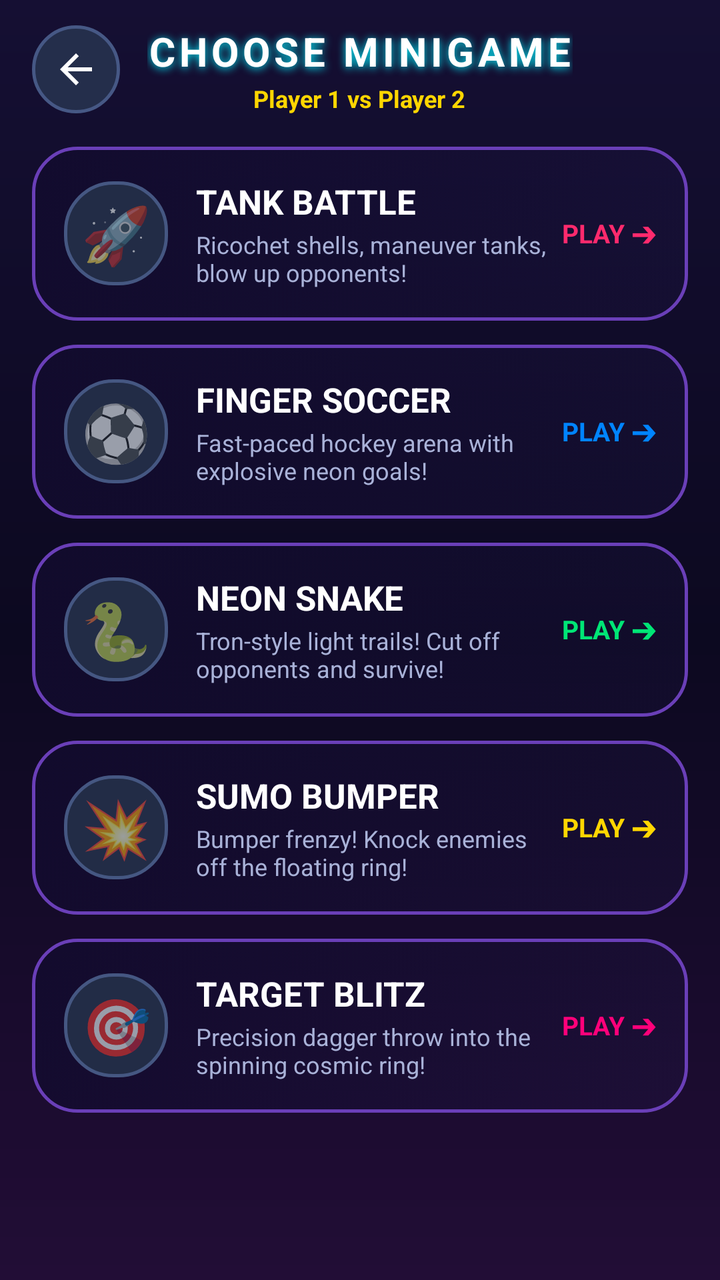
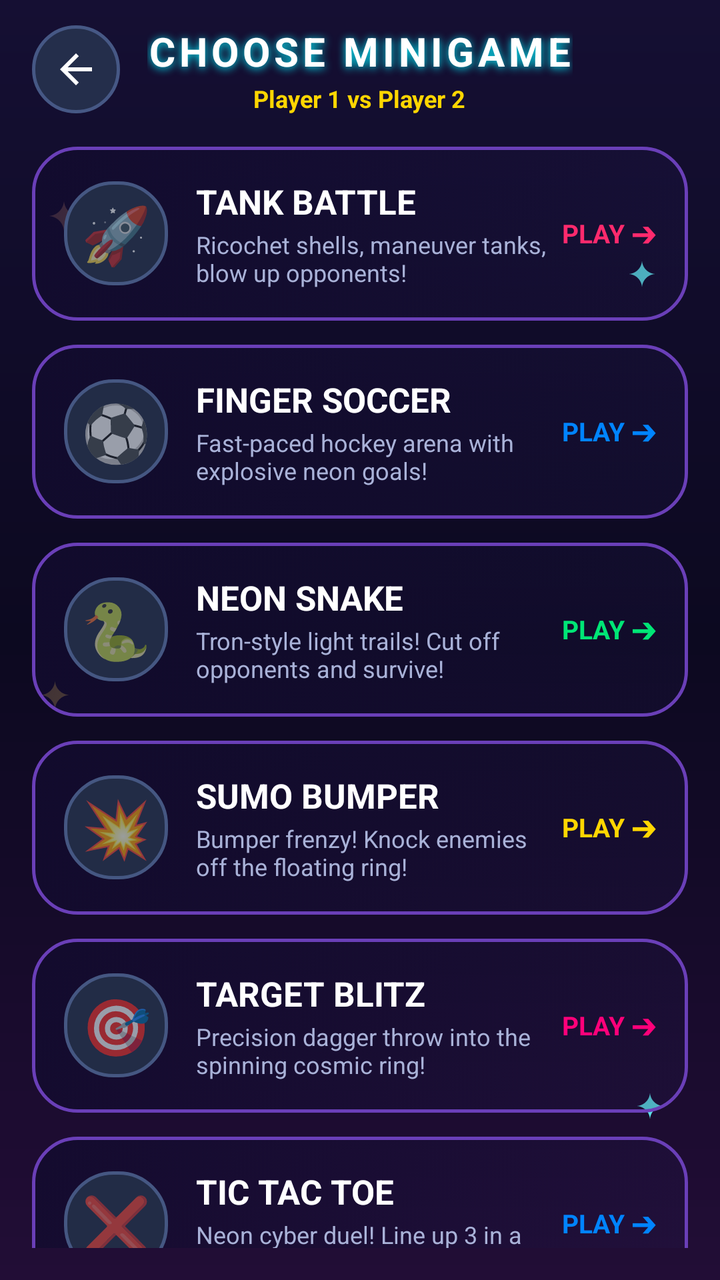

An Android layout rendered at two revisions. The XML below is the earlier revision; the diff shows what the commit changed to produce the second picture.
<!-- AndroidManifest.xml: application theme Theme.Funtoza -->
<!-- res/layout/activity_select_game.xml -->
<?xml version="1.0" encoding="utf-8"?>
<LinearLayout xmlns:android="http://schemas.android.com/apk/res/android"
    xmlns:app="http://schemas.android.com/apk/res-auto"
    xmlns:tools="http://schemas.android.com/tools"
    android:layout_width="match_parent"
    android:layout_height="match_parent"
    android:orientation="vertical"
    android:background="@drawable/bg_cosmic_neon"
    android:paddingStart="16dp"
    android:paddingEnd="16dp"
    android:paddingTop="12dp"
    android:paddingBottom="16dp"
    tools:context=".SelectGameActivity">

    
    <RelativeLayout
        android:layout_width="match_parent"
        android:layout_height="wrap_content"
        android:layout_marginBottom="16dp">

        <ImageButton
            android:id="@+id/btnSelectGameBack"
            android:layout_width="44dp"
            android:layout_height="44dp"
            android:layout_alignParentStart="true"
            android:layout_centerVertical="true"
            android:background="@drawable/bg_glass_icon_btn"
            android:src="@drawable/ic_back"
            android:tint="@color/white"
            android:contentDescription="Back" />

        <LinearLayout
            android:layout_width="wrap_content"
            android:layout_height="wrap_content"
            android:layout_centerInParent="true"
            android:orientation="vertical"
            android:gravity="center">

            <TextView
                android:layout_width="wrap_content"
                android:layout_height="wrap_content"
                android:text="CHOOSE MINIGAME"
                android:textColor="@color/white"
                android:textSize="20sp"
                android:textStyle="bold"
                android:letterSpacing="0.1"
                android:shadowColor="@color/accent_cyan"
                android:shadowDx="0"
                android:shadowDy="2"
                android:shadowRadius="10" />

            <TextView
                android:id="@+id/tvSelectGameMatchup"
                android:layout_width="wrap_content"
                android:layout_height="wrap_content"
                android:text="Player 1 vs Player 2"
                android:textColor="@color/accent_gold"
                android:textSize="12sp"
                android:textStyle="bold"
                android:layout_marginTop="2dp" />
        </LinearLayout>
    </RelativeLayout>

    
    <ScrollView
        android:layout_width="match_parent"
        android:layout_height="0dp"
        android:layout_weight="1"
        android:scrollbars="none">

        <LinearLayout
            android:layout_width="match_parent"
            android:layout_height="wrap_content"
            android:orientation="vertical">

            
            <LinearLayout
                android:id="@+id/cardSelectTank"
                android:layout_width="match_parent"
                android:layout_height="wrap_content"
                android:background="@drawable/bg_glass_card_selector"
                android:orientation="horizontal"
                android:gravity="center_vertical"
                android:padding="16dp"
                android:layout_marginBottom="12dp"
                android:clickable="true"
                android:focusable="true">

                <TextView
                    android:layout_width="52dp"
                    android:layout_height="52dp"
                    android:background="@drawable/bg_glass_pill"
                    android:text="🚀"
                    android:textSize="28sp"
                    android:gravity="center" />

                <LinearLayout
                    android:layout_width="0dp"
                    android:layout_height="wrap_content"
                    android:layout_weight="1"
                    android:layout_marginStart="14dp"
                    android:layout_marginEnd="8dp"
                    android:orientation="vertical">

                    <TextView
                        android:layout_width="wrap_content"
                        android:layout_height="wrap_content"
                        android:text="TANK BATTLE"
                        android:textColor="@color/white"
                        android:textSize="17sp"
                        android:textStyle="bold" />

                    <TextView
                        android:layout_width="wrap_content"
                        android:layout_height="wrap_content"
                        android:text="Ricochet shells, maneuver tanks, blow up opponents!"
                        android:textColor="@color/text_secondary"
                        android:textSize="12sp"
                        android:layout_marginTop="2dp" />
                </LinearLayout>

                <TextView
                    android:layout_width="wrap_content"
                    android:layout_height="wrap_content"
                    android:text="PLAY ➔"
                    android:textColor="@color/player_1_red"
                    android:textSize="13sp"
                    android:textStyle="bold" />
            </LinearLayout>

            
            <LinearLayout
                android:id="@+id/cardSelectSoccer"
                android:layout_width="match_parent"
                android:layout_height="wrap_content"
                android:background="@drawable/bg_glass_card_selector"
                android:orientation="horizontal"
                android:gravity="center_vertical"
                android:padding="16dp"
                android:layout_marginBottom="12dp"
                android:clickable="true"
                android:focusable="true">

                <TextView
                    android:layout_width="52dp"
                    android:layout_height="52dp"
                    android:background="@drawable/bg_glass_pill"
                    android:text="⚽"
                    android:textSize="28sp"
                    android:gravity="center" />

                <LinearLayout
                    android:layout_width="0dp"
                    android:layout_height="wrap_content"
                    android:layout_weight="1"
                    android:layout_marginStart="14dp"
                    android:layout_marginEnd="8dp"
                    android:orientation="vertical">

                    <TextView
                        android:layout_width="wrap_content"
                        android:layout_height="wrap_content"
                        android:text="FINGER SOCCER"
                        android:textColor="@color/white"
                        android:textSize="17sp"
                        android:textStyle="bold" />

                    <TextView
                        android:layout_width="wrap_content"
                        android:layout_height="wrap_content"
                        android:text="Fast-paced hockey arena with explosive neon goals!"
                        android:textColor="@color/text_secondary"
                        android:textSize="12sp"
                        android:layout_marginTop="2dp" />
                </LinearLayout>

                <TextView
                    android:layout_width="wrap_content"
                    android:layout_height="wrap_content"
                    android:text="PLAY ➔"
                    android:textColor="@color/player_2_blue"
                    android:textSize="13sp"
                    android:textStyle="bold" />
            </LinearLayout>

            
            <LinearLayout
                android:id="@+id/cardSelectSnake"
                android:layout_width="match_parent"
                android:layout_height="wrap_content"
                android:background="@drawable/bg_glass_card_selector"
                android:orientation="horizontal"
                android:gravity="center_vertical"
                android:padding="16dp"
                android:layout_marginBottom="12dp"
                android:clickable="true"
                android:focusable="true">

                <TextView
                    android:layout_width="52dp"
                    android:layout_height="52dp"
                    android:background="@drawable/bg_glass_pill"
                    android:text="🐍"
                    android:textSize="28sp"
                    android:gravity="center" />

                <LinearLayout
                    android:layout_width="0dp"
                    android:layout_height="wrap_content"
                    android:layout_weight="1"
                    android:layout_marginStart="14dp"
                    android:layout_marginEnd="8dp"
                    android:orientation="vertical">

                    <TextView
                        android:layout_width="wrap_content"
                        android:layout_height="wrap_content"
                        android:text="NEON SNAKE"
                        android:textColor="@color/white"
                        android:textSize="17sp"
                        android:textStyle="bold" />

                    <TextView
                        android:layout_width="wrap_content"
                        android:layout_height="wrap_content"
                        android:text="Tron-style light trails! Cut off opponents and survive!"
                        android:textColor="@color/text_secondary"
                        android:textSize="12sp"
                        android:layout_marginTop="2dp" />
                </LinearLayout>

                <TextView
                    android:layout_width="wrap_content"
                    android:layout_height="wrap_content"
                    android:text="PLAY ➔"
                    android:textColor="@color/player_3_green"
                    android:textSize="13sp"
                    android:textStyle="bold" />
            </LinearLayout>

            
            <LinearLayout
                android:id="@+id/cardSelectSumo"
                android:layout_width="match_parent"
                android:layout_height="wrap_content"
                android:background="@drawable/bg_glass_card_selector"
                android:orientation="horizontal"
                android:gravity="center_vertical"
                android:padding="16dp"
                android:layout_marginBottom="12dp"
                android:clickable="true"
                android:focusable="true">

                <TextView
                    android:layout_width="52dp"
                    android:layout_height="52dp"
                    android:background="@drawable/bg_glass_pill"
                    android:text="💥"
                    android:textSize="28sp"
                    android:gravity="center" />

                <LinearLayout
                    android:layout_width="0dp"
                    android:layout_height="wrap_content"
                    android:layout_weight="1"
                    android:layout_marginStart="14dp"
                    android:layout_marginEnd="8dp"
                    android:orientation="vertical">

                    <TextView
                        android:layout_width="wrap_content"
                        android:layout_height="wrap_content"
                        android:text="SUMO BUMPER"
                        android:textColor="@color/white"
                        android:textSize="17sp"
                        android:textStyle="bold" />

                    <TextView
                        android:layout_width="wrap_content"
                        android:layout_height="wrap_content"
                        android:text="Bumper frenzy! Knock enemies off the floating ring!"
                        android:textColor="@color/text_secondary"
                        android:textSize="12sp"
                        android:layout_marginTop="2dp" />
                </LinearLayout>

                <TextView
                    android:layout_width="wrap_content"
                    android:layout_height="wrap_content"
                    android:text="PLAY ➔"
                    android:textColor="@color/player_4_yellow"
                    android:textSize="13sp"
                    android:textStyle="bold" />
            </LinearLayout>

            
            <LinearLayout
                android:id="@+id/cardSelectKnife"
                android:layout_width="match_parent"
                android:layout_height="wrap_content"
                android:background="@drawable/bg_glass_card_selector"
                android:orientation="horizontal"
                android:gravity="center_vertical"
                android:padding="16dp"
                android:layout_marginBottom="16dp"
                android:clickable="true"
                android:focusable="true">

                <TextView
                    android:layout_width="52dp"
                    android:layout_height="52dp"
                    android:background="@drawable/bg_glass_pill"
                    android:text="🎯"
                    android:textSize="28sp"
                    android:gravity="center" />

                <LinearLayout
                    android:layout_width="0dp"
                    android:layout_height="wrap_content"
                    android:layout_weight="1"
                    android:layout_marginStart="14dp"
                    android:layout_marginEnd="8dp"
                    android:orientation="vertical">

                    <TextView
                        android:layout_width="wrap_content"
                        android:layout_height="wrap_content"
                        android:text="TARGET BLITZ"
                        android:textColor="@color/white"
                        android:textSize="17sp"
                        android:textStyle="bold" />

                    <TextView
                        android:layout_width="wrap_content"
                        android:layout_height="wrap_content"
                        android:text="Precision dagger throw into the spinning cosmic ring!"
                        android:textColor="@color/text_secondary"
                        android:textSize="12sp"
                        android:layout_marginTop="2dp" />
                </LinearLayout>

                <TextView
                    android:layout_width="wrap_content"
                    android:layout_height="wrap_content"
                    android:text="PLAY ➔"
                    android:textColor="@color/accent_pink"
                    android:textSize="13sp"
                    android:textStyle="bold" />
            </LinearLayout>

        </LinearLayout>
    </ScrollView>

</LinearLayout>
<!-- resources referenced by this layout -->
<resources>
  <color name="accent_cyan">#00F0FF</color>
  <color name="accent_gold">#FFD600</color>
  <color name="accent_pink">#FF007A</color>
  <color name="player_1_red">#FF2A6D</color>
  <color name="player_2_blue">#0084FF</color>
  <color name="player_3_green">#00E676</color>
  <color name="player_4_yellow">#FFD600</color>
  <color name="text_secondary">#A9B2D8</color>
  <color name="white">#FFFFFFFF</color>
  <!-- drawable bg_cosmic_neon (drawable) -->
  <?xml version="1.0" encoding="utf-8"?>
  <shape xmlns:android="http://schemas.android.com/apk/res/android"
      android:shape="rectangle">
      <gradient
          android:angle="270"
          android:startColor="#150F33"
          android:centerColor="#0C0920"
          android:endColor="#220D36" />
  </shape>
  <!-- drawable bg_glass_card_selector (drawable) -->
  <?xml version="1.0" encoding="utf-8"?>
  <selector xmlns:android="http://schemas.android.com/apk/res/android">
      <item android:state_pressed="true" android:drawable="@drawable/bg_glass_card_pressed" />
      <item android:drawable="@drawable/bg_glass_card" />
  </selector>
  <!-- drawable bg_glass_icon_btn (drawable) -->
  <?xml version="1.0" encoding="utf-8"?>
  <shape xmlns:android="http://schemas.android.com/apk/res/android"
      android:shape="oval">
      <solid android:color="#242E4B" />
      <stroke android:width="1.5dp" android:color="#465885" />
  </shape>
  <!-- drawable bg_glass_pill (drawable) -->
  <?xml version="1.0" encoding="utf-8"?>
  <shape xmlns:android="http://schemas.android.com/apk/res/android"
      android:shape="rectangle">
      <solid android:color="#222C46" />
      <corners android:radius="24dp" />
      <stroke android:width="1.5dp" android:color="#455782" />
  </shape>
  <!-- drawable ic_back (drawable) -->
  <vector xmlns:android="http://schemas.android.com/apk/res/android"
      android:width="24dp"
      android:height="24dp"
      android:viewportWidth="24"
      android:viewportHeight="24">
    <path
        android:fillColor="#3D4B60"
        android:pathData="M20,11H7.83l5.59,-5.59L12,4l-8,8 8,8 1.41,-1.41L7.83,13H20v-2z"/>
  </vector>
  <!-- drawable bg_glass_card_pressed (drawable) -->
  <?xml version="1.0" encoding="utf-8"?>
  <shape xmlns:android="http://schemas.android.com/apk/res/android"
      android:shape="rectangle">
      <gradient
          android:angle="135"
          android:startColor="#4D35247A"
          android:endColor="#F21E124A" />
      <corners android:radius="22dp" />
      <stroke
          android:width="2dp"
          android:color="#00F0FF" />
  </shape>
  <!-- drawable bg_glass_card (drawable) -->
  <?xml version="1.0" encoding="utf-8"?>
  <shape xmlns:android="http://schemas.android.com/apk/res/android"
      android:shape="rectangle">
      <gradient
          android:angle="135"
          android:startColor="#33241A52"
          android:endColor="#D9120B2E" />
      <corners android:radius="22dp" />
      <stroke
          android:width="1.5dp"
          android:color="#6A3FB8" />
  </shape>
  <color name="bg_dark">#0B081E</color>
  <!-- unchanged entries left out for length: 1 -->
</resources>

<!-- the commit's change to res/layout/activity_select_game.xml (unified diff, before → after) -->
@@ -1,16 +1,86 @@
 <?xml version="1.0" encoding="utf-8"?>
-<LinearLayout xmlns:android="http://schemas.android.com/apk/res/android"
+<FrameLayout xmlns:android="http://schemas.android.com/apk/res/android"
     xmlns:app="http://schemas.android.com/apk/res-auto"
     xmlns:tools="http://schemas.android.com/tools"
     android:layout_width="match_parent"
     android:layout_height="match_parent"
-    android:orientation="vertical"
     android:background="@drawable/bg_cosmic_neon"
-    android:paddingStart="16dp"
-    android:paddingEnd="16dp"
-    android:paddingTop="12dp"
-    android:paddingBottom="16dp"
     tools:context=".SelectGameActivity">
+
+    
+    <RelativeLayout
+        android:layout_width="match_parent"
+        android:layout_height="match_parent">
+
+        <ImageView
+            android:id="@+id/selectStarTopLeft"
+            android:layout_width="16dp"
+            android:layout_height="16dp"
+            android:layout_alignParentStart="true"
+            android:layout_alignParentTop="true"
+            android:layout_marginStart="24dp"
+            android:layout_marginTop="100dp"
+            android:src="@drawable/ic_sparkle_star"
+            app:tint="#E8A278"
+            android:contentDescription="Sparkle Star" />
+
+        <ImageView
+            android:id="@+id/selectStarTopRight"
+            android:layout_width="14dp"
+            android:layout_height="14dp"
+            android:layout_alignParentEnd="true"
+            android:layout_alignParentTop="true"
+            android:layout_marginEnd="32dp"
+            android:layout_marginTop="130dp"
+            android:src="@drawable/ic_sparkle_star"
+            app:tint="#5CE1E6"
+            android:contentDescription="Sparkle Star" />
+
+        <ImageView
+            android:id="@+id/selectStarMidLeft"
+            android:layout_width="15dp"
+            android:layout_height="15dp"
+            android:layout_alignParentStart="true"
+            android:layout_alignParentTop="true"
+            android:layout_marginStart="20dp"
+            android:layout_marginTop="340dp"
+            android:src="@drawable/ic_sparkle_star"
+            app:tint="#FFD54F"
+            android:contentDescription="Sparkle Star" />
+
+        <ImageView
+            android:id="@+id/selectStarBottomLeft"
+            android:layout_width="15dp"
+            android:layout_height="15dp"
+            android:layout_alignParentStart="true"
+            android:layout_alignParentBottom="true"
+            android:layout_marginStart="36dp"
+            android:layout_marginBottom="120dp"
+            android:src="@drawable/ic_sparkle_star"
+            app:tint="#D86290"
+            android:contentDescription="Sparkle Star" />
+
+        <ImageView
+            android:id="@+id/selectStarBottomRight"
+            android:layout_width="14dp"
+            android:layout_height="14dp"
+            android:layout_alignParentEnd="true"
+            android:layout_alignParentBottom="true"
+            android:layout_marginEnd="28dp"
+            android:layout_marginBottom="80dp"
+            android:src="@drawable/ic_sparkle_star"
+            app:tint="#5CE1E6"
+            android:contentDescription="Sparkle Star" />
+    </RelativeLayout>
+
+    <LinearLayout
+        android:layout_width="match_parent"
+        android:layout_height="match_parent"
+        android:orientation="vertical"
+        android:paddingStart="16dp"
+        android:paddingEnd="16dp"
+        android:paddingTop="12dp"
+        android:paddingBottom="16dp">
 
     
     <RelativeLayout
@@ -302,6 +372,61 @@
                 android:orientation="horizontal"
                 android:gravity="center_vertical"
                 android:padding="16dp"
+                android:layout_marginBottom="12dp"
+                android:clickable="true"
+                android:focusable="true">
+
+                <TextView
+                    android:layout_width="52dp"
+                    android:layout_height="52dp"
+                    android:background="@drawable/bg_glass_pill"
+                    android:text="🎯"
+                    android:textSize="28sp"
+                    android:gravity="center" />
+
+                <LinearLayout
+                    android:layout_width="0dp"
+                    android:layout_height="wrap_content"
+                    android:layout_weight="1"
+                    android:layout_marginStart="14dp"
+                    android:layout_marginEnd="8dp"
+                    android:orientation="vertical">
+
+                    <TextView
+                        android:layout_width="wrap_content"
+                        android:layout_height="wrap_content"
+                        android:text="TARGET BLITZ"
+                        android:textColor="@color/white"
+                        android:textSize="17sp"
+                        android:textStyle="bold" />
+
+                    <TextView
+                        android:layout_width="wrap_content"
+                        android:layout_height="wrap_content"
+                        android:text="Precision dagger throw into the spinning cosmic ring!"
+                        android:textColor="@color/text_secondary"
+                        android:textSize="12sp"
+                        android:layout_marginTop="2dp" />
+                </LinearLayout>
+
+                <TextView
+                    android:layout_width="wrap_content"
+                    android:layout_height="wrap_content"
+                    android:text="PLAY ➔"
+                    android:textColor="@color/accent_pink"
+                    android:textSize="13sp"
+                    android:textStyle="bold" />
+            </LinearLayout>
+
+            
+            <LinearLayout
+                android:id="@+id/cardSelectTicTacToe"
+                android:layout_width="match_parent"
+                android:layout_height="wrap_content"
+                android:background="@drawable/bg_glass_card_selector"
+                android:orientation="horizontal"
+                android:gravity="center_vertical"
+                android:padding="16dp"
                 android:layout_marginBottom="16dp"
                 android:clickable="true"
                 android:focusable="true">
@@ -310,40 +435,40 @@
                     android:layout_width="52dp"
                     android:layout_height="52dp"
                     android:background="@drawable/bg_glass_pill"
-                    android:text="🎯"
-                    android:textSize="28sp"
-                    android:gravity="center" />
-
-                <LinearLayout
-                    android:layout_width="0dp"
-                    android:layout_height="wrap_content"
-                    android:layout_weight="1"
-                    android:layout_marginStart="14dp"
-                    android:layout_marginEnd="8dp"
-                    android:orientation="vertical">
-
-                    <TextView
-                        android:layout_width="wrap_content"
-                        android:layout_height="wrap_content"
-                        android:text="TARGET BLITZ"
-                        android:textColor="@color/white"
-                        android:textSize="17sp"
-                        android:textStyle="bold" />
-
-                    <TextView
-                        android:layout_width="wrap_content"
-                        android:layout_height="wrap_content"
-                        android:text="Precision dagger throw into the spinning cosmic ring!"
-                        android:textColor="@color/text_secondary"
-                        android:textSize="12sp"
-                        android:layout_marginTop="2dp" />
-                </LinearLayout>
-
-                <TextView
-                    android:layout_width="wrap_content"
-                    android:layout_height="wrap_content"
-                    android:text="PLAY ➔"
-                    android:textColor="@color/accent_pink"
+                    android:text="❌"
+                    android:textSize="28sp"
+                    android:gravity="center" />
+
+                <LinearLayout
+                    android:layout_width="0dp"
+                    android:layout_height="wrap_content"
+                    android:layout_weight="1"
+                    android:layout_marginStart="14dp"
+                    android:layout_marginEnd="8dp"
+                    android:orientation="vertical">
+
+                    <TextView
+                        android:layout_width="wrap_content"
+                        android:layout_height="wrap_content"
+                        android:text="TIC TAC TOE"
+                        android:textColor="@color/white"
+                        android:textSize="17sp"
+                        android:textStyle="bold" />
+
+                    <TextView
+                        android:layout_width="wrap_content"
+                        android:layout_height="wrap_content"
+                        android:text="Neon cyber duel! Line up 3 in a row to defeat your opponent!"
+                        android:textColor="@color/text_secondary"
+                        android:textSize="12sp"
+                        android:layout_marginTop="2dp" />
+                </LinearLayout>
+
+                <TextView
+                    android:layout_width="wrap_content"
+                    android:layout_height="wrap_content"
+                    android:text="PLAY ➔"
+                    android:textColor="@color/player_2_blue"
                     android:textSize="13sp"
                     android:textStyle="bold" />
             </LinearLayout>
@@ -352,3 +477,5 @@
     </ScrollView>
 
 </LinearLayout>
+
+</FrameLayout>
<!-- resource entries referenced after the edit -->
@@ -50,6 +50,17 @@
         android:fillColor="#3D4B60"
         android:pathData="M20,11H7.83l5.59,-5.59L12,4l-8,8 8,8 1.41,-1.41L7.83,13H20v-2z"/>
   </vector>
+  <!-- drawable ic_sparkle_star (drawable) -->
+  <vector xmlns:android="http://schemas.android.com/apk/res/android"
+      android:width="24dp"
+      android:height="24dp"
+      android:viewportWidth="24"
+      android:viewportHeight="24">
+      
+      <path
+          android:fillColor="#FFFFFFFF"
+          android:pathData="M12,0 C12,6.63 17.37,12 24,12 C17.37,12 12,17.37 12,24 C12,17.37 6.63,12 0,12 C6.63,12 12,6.63 12,0 Z" />
+  </vector>
   <!-- drawable bg_glass_card_pressed (drawable) -->
   <?xml version="1.0" encoding="utf-8"?>
   <shape xmlns:android="http://schemas.android.com/apk/res/android"
